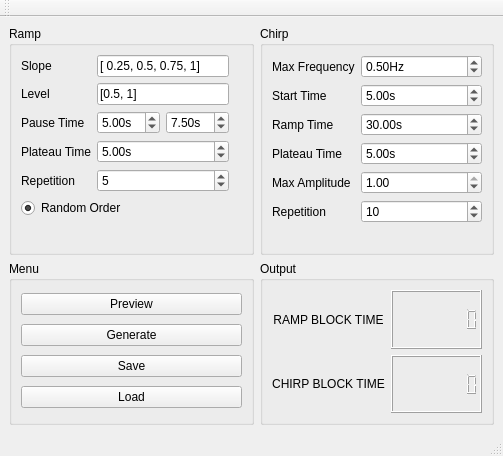
Old version of the form gui/tracking_experiment_main_window.ui in the repository ThomasMartineau/Python-for-TMSiLite.
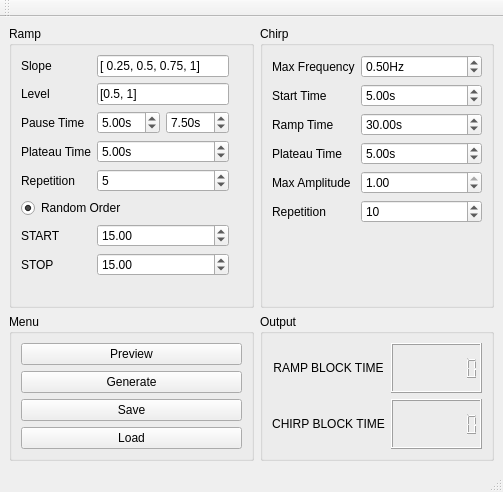
New version of the form.

Commit message: changes in start/stop parameters

```diff
--- a/gui/tracking_experiment_main_window.ui
+++ b/gui/tracking_experiment_main_window.ui
@@ -72,7 +72,7 @@
          </property>
         </widget>
        </item>
-       <item row="12" column="0" colspan="4">
+       <item row="14" column="0" colspan="4">
         <widget class="QLabel" name="label_7">
          <property name="text">
           <string/>
@@ -189,6 +189,40 @@
          </property>
         </widget>
        </item>
+       <item row="12" column="1" colspan="2">
+        <widget class="QDoubleSpinBox" name="Start">
+         <property name="minimum">
+          <double>5.000000000000000</double>
+         </property>
+         <property name="value">
+          <double>15.000000000000000</double>
+         </property>
+        </widget>
+       </item>
+       <item row="12" column="0">
+        <widget class="QLabel" name="label">
+         <property name="text">
+          <string>START</string>
+         </property>
+        </widget>
+       </item>
+       <item row="13" column="0">
+        <widget class="QLabel" name="label_2">
+         <property name="text">
+          <string>STOP</string>
+         </property>
+        </widget>
+       </item>
+       <item row="13" column="1" colspan="2">
+        <widget class="QDoubleSpinBox" name="Stop">
+         <property name="minimum">
+          <double>5.000000000000000</double>
+         </property>
+         <property name="value">
+          <double>15.000000000000000</double>
+         </property>
+        </widget>
+       </item>
       </layout>
      </widget>
     </item>
```
Left out of the diff: 76 changed lines with no effect on the pictures. The commit also changes 8 other files.
